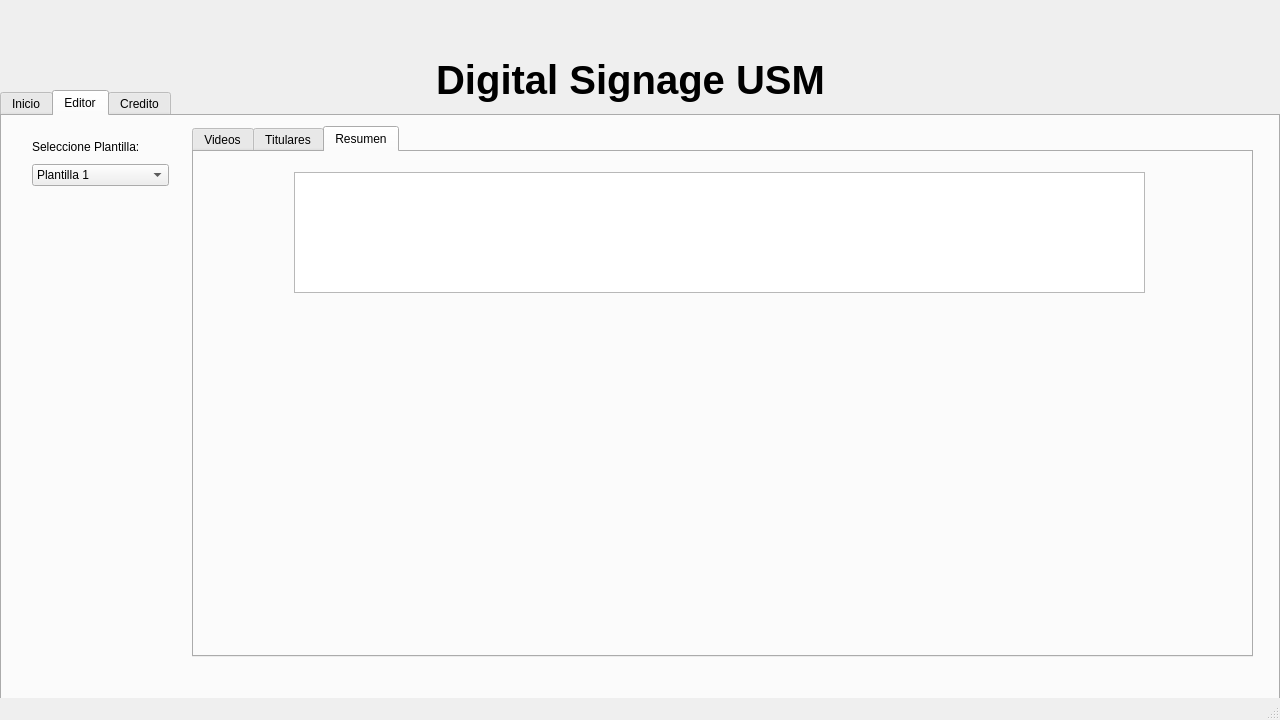
seba-saca/Digital_Signage_USM, file ProyectoQT/Interfaz_Digital_SIgnage_USM/mainwindow.ui: the form before one commit.
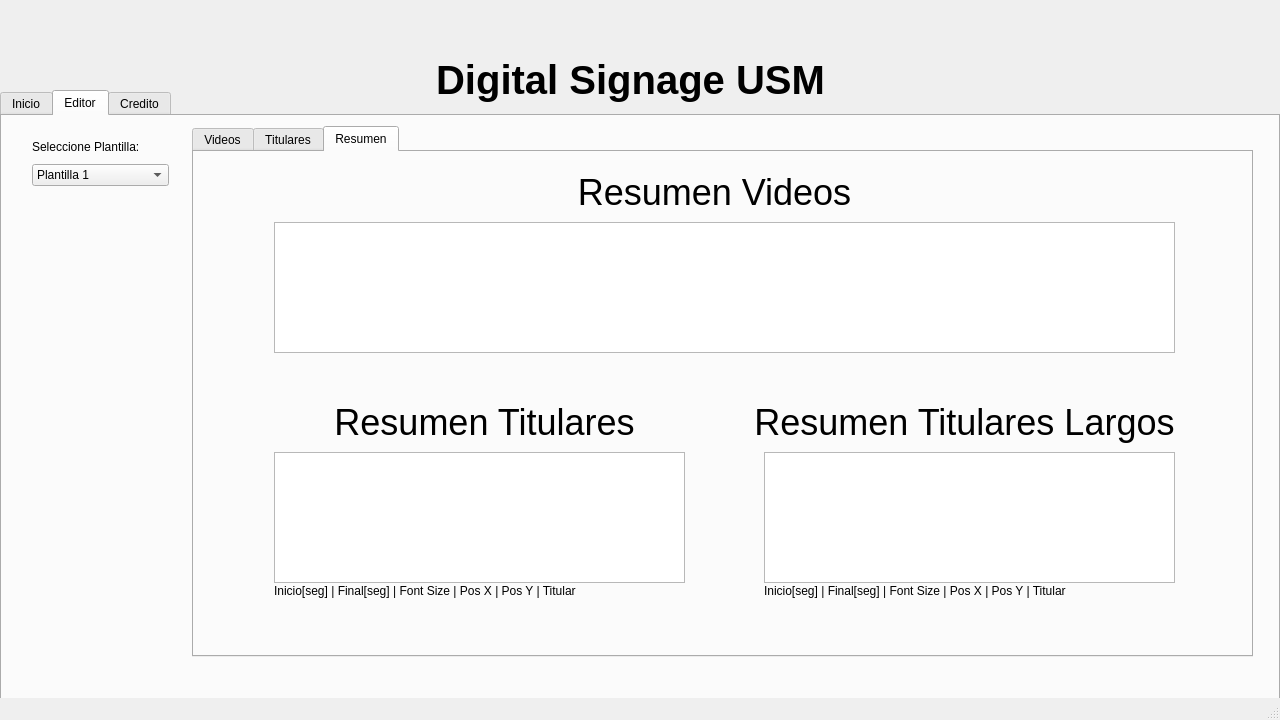
The form after the commit. The open tabs and pages were chosen to show the change.

Commit message: Mejoras interfaz

Patch:
```diff
--- a/ProyectoQT/Interfaz_Digital_SIgnage_USM/mainwindow.ui
+++ b/ProyectoQT/Interfaz_Digital_SIgnage_USM/mainwindow.ui
@@ -310,15 +310,56 @@
        <attribute name="title">
         <string>Resumen</string>
        </attribute>
-       <widget class="QTextEdit" name="Resumen_Videos">
+       <widget class="QTextBrowser" name="ResumenVideos">
         <property name="geometry">
          <rect>
-          <x>100</x>
+          <x>80</x>
+          <y>70</y>
+          <width>901</width>
+          <height>131</height>
+         </rect>
+        </property>
+        <property name="html">
+         <string>&lt;!DOCTYPE HTML PUBLIC &quot;-//W3C//DTD HTML 4.0//EN&quot; &quot;http://www.w3.org/TR/REC-html40/strict.dtd&quot;&gt;
+&lt;html&gt;&lt;head&gt;&lt;meta name=&quot;qrichtext&quot; content=&quot;1&quot; /&gt;&lt;meta charset=&quot;utf-8&quot; /&gt;&lt;style type=&quot;text/css&quot;&gt;
+p, li { white-space: pre-wrap; }
+hr { height: 1px; border-width: 0; }
+li.unchecked::marker { content: &quot;\2610&quot;; }
+li.checked::marker { content: &quot;\2612&quot;; }
+&lt;/style&gt;&lt;/head&gt;&lt;body style=&quot; font-family:'Ubuntu'; font-size:11pt; font-weight:400; font-style:normal;&quot;&gt;
+&lt;p style=&quot;-qt-paragraph-type:empty; margin-top:0px; margin-bottom:0px; margin-left:0px; margin-right:0px; -qt-block-indent:0; text-indent:0px;&quot;&gt;&lt;br /&gt;&lt;/p&gt;&lt;/body&gt;&lt;/html&gt;</string>
+        </property>
+       </widget>
+       <widget class="QLabel" name="ResumenVideos_Texto">
+        <property name="geometry">
+         <rect>
+          <x>290</x>
           <y>20</y>
-          <width>851</width>
-          <height>121</height>
+          <width>461</width>
+          <height>41</height>
          </rect>
         </property>
+        <property name="font">
+         <font>
+          <pointsize>27</pointsize>
+         </font>
+        </property>
+        <property name="text">
+         <string>Resumen Videos</string>
+        </property>
+        <property name="alignment">
+         <set>Qt::AlignCenter</set>
+        </property>
+       </widget>
+       <widget class="QTextBrowser" name="ResumenTitulares">
+        <property name="geometry">
+         <rect>
+          <x>80</x>
+          <y>300</y>
+          <width>411</width>
+          <height>131</height>
+         </rect>
+        </property>
         <property name="html">
          <string>&lt;!DOCTYPE HTML PUBLIC &quot;-//W3C//DTD HTML 4.0//EN&quot; &quot;http://www.w3.org/TR/REC-html40/strict.dtd&quot;&gt;
 &lt;html&gt;&lt;head&gt;&lt;meta name=&quot;qrichtext&quot; content=&quot;1&quot; /&gt;&lt;meta charset=&quot;utf-8&quot; /&gt;&lt;style type=&quot;text/css&quot;&gt;
@@ -330,6 +371,94 @@
 &lt;p style=&quot;-qt-paragraph-type:empty; margin-top:0px; margin-bottom:0px; margin-left:0px; margin-right:0px; -qt-block-indent:0; text-indent:0px;&quot;&gt;&lt;br /&gt;&lt;/p&gt;&lt;/body&gt;&lt;/html&gt;</string>
         </property>
        </widget>
+       <widget class="QTextBrowser" name="ResumenTitularesLarge">
+        <property name="geometry">
+         <rect>
+          <x>570</x>
+          <y>300</y>
+          <width>411</width>
+          <height>131</height>
+         </rect>
+        </property>
+        <property name="html">
+         <string>&lt;!DOCTYPE HTML PUBLIC &quot;-//W3C//DTD HTML 4.0//EN&quot; &quot;http://www.w3.org/TR/REC-html40/strict.dtd&quot;&gt;
+&lt;html&gt;&lt;head&gt;&lt;meta name=&quot;qrichtext&quot; content=&quot;1&quot; /&gt;&lt;meta charset=&quot;utf-8&quot; /&gt;&lt;style type=&quot;text/css&quot;&gt;
+p, li { white-space: pre-wrap; }
+hr { height: 1px; border-width: 0; }
+li.unchecked::marker { content: &quot;\2610&quot;; }
+li.checked::marker { content: &quot;\2612&quot;; }
+&lt;/style&gt;&lt;/head&gt;&lt;body style=&quot; font-family:'Ubuntu'; font-size:11pt; font-weight:400; font-style:normal;&quot;&gt;
+&lt;p style=&quot;-qt-paragraph-type:empty; margin-top:0px; margin-bottom:0px; margin-left:0px; margin-right:0px; -qt-block-indent:0; text-indent:0px;&quot;&gt;&lt;br /&gt;&lt;/p&gt;&lt;/body&gt;&lt;/html&gt;</string>
+        </property>
+       </widget>
+       <widget class="QLabel" name="ResumenVideos_Texto_2">
+        <property name="geometry">
+         <rect>
+          <x>60</x>
+          <y>250</y>
+          <width>461</width>
+          <height>41</height>
+         </rect>
+        </property>
+        <property name="font">
+         <font>
+          <pointsize>27</pointsize>
+         </font>
+        </property>
+        <property name="text">
+         <string>Resumen Titulares</string>
+        </property>
+        <property name="alignment">
+         <set>Qt::AlignCenter</set>
+        </property>
+       </widget>
+       <widget class="QLabel" name="ResumenVideos_Texto_3">
+        <property name="geometry">
+         <rect>
+          <x>540</x>
+          <y>250</y>
+          <width>461</width>
+          <height>41</height>
+         </rect>
+        </property>
+        <property name="font">
+         <font>
+          <pointsize>27</pointsize>
+         </font>
+        </property>
+        <property name="text">
+         <string>Resumen Titulares Largos</string>
+        </property>
+        <property name="alignment">
+         <set>Qt::AlignCenter</set>
+        </property>
+       </widget>
+       <widget class="QLabel" name="label_5">
+        <property name="geometry">
+         <rect>
+          <x>80</x>
+          <y>430</y>
+          <width>381</width>
+          <height>17</height>
+         </rect>
+        </property>
+        <property name="text">
+         <string>Inicio[seg] | Final[seg] | Font Size | Pos X | Pos Y | Titular</string>
+        </property>
+       </widget>
+       <widget class="QLabel" name="label_6">
+        <property name="geometry">
+         <rect>
+          <x>570</x>
+          <y>430</y>
+          <width>381</width>
+          <height>17</height>
+         </rect>
+        </property>
+        <property name="text">
+         <string>Inicio[seg] | Final[seg] | Font Size | Pos X | Pos Y | Titular</string>
+        </property>
+       </widget>
       </widget>
      </widget>
      <widget class="QWidget" name="layoutWidget">
```
Left out of the diff: 70 changed lines with no effect on the pictures. The commit also changes 6 other files.
